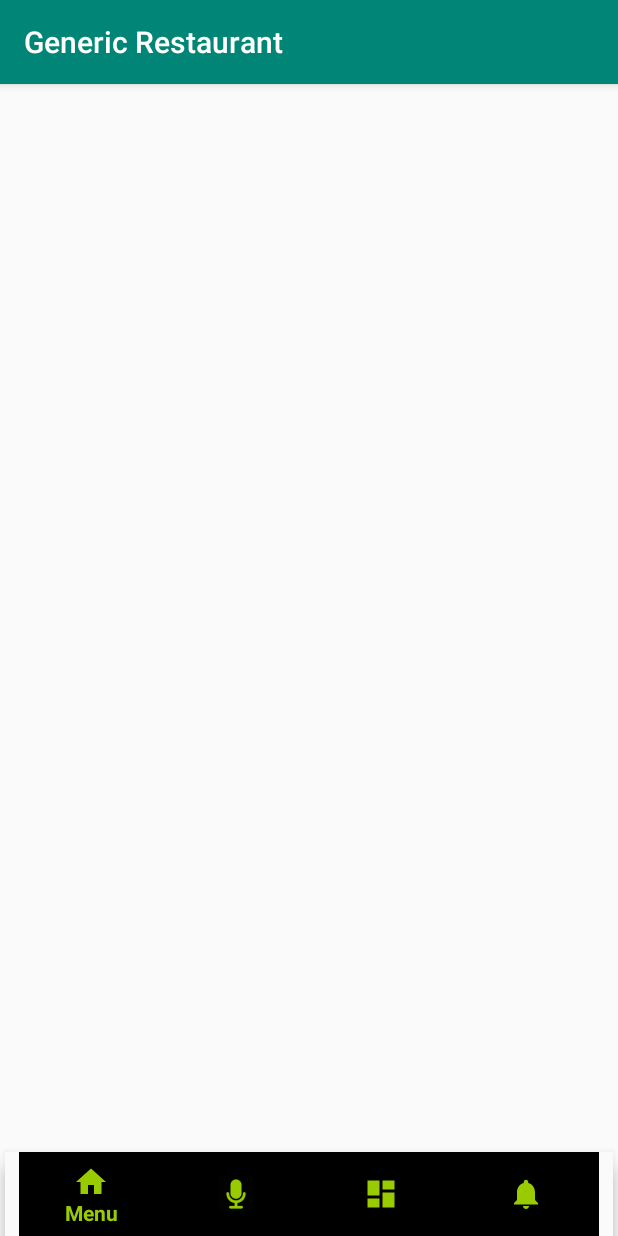
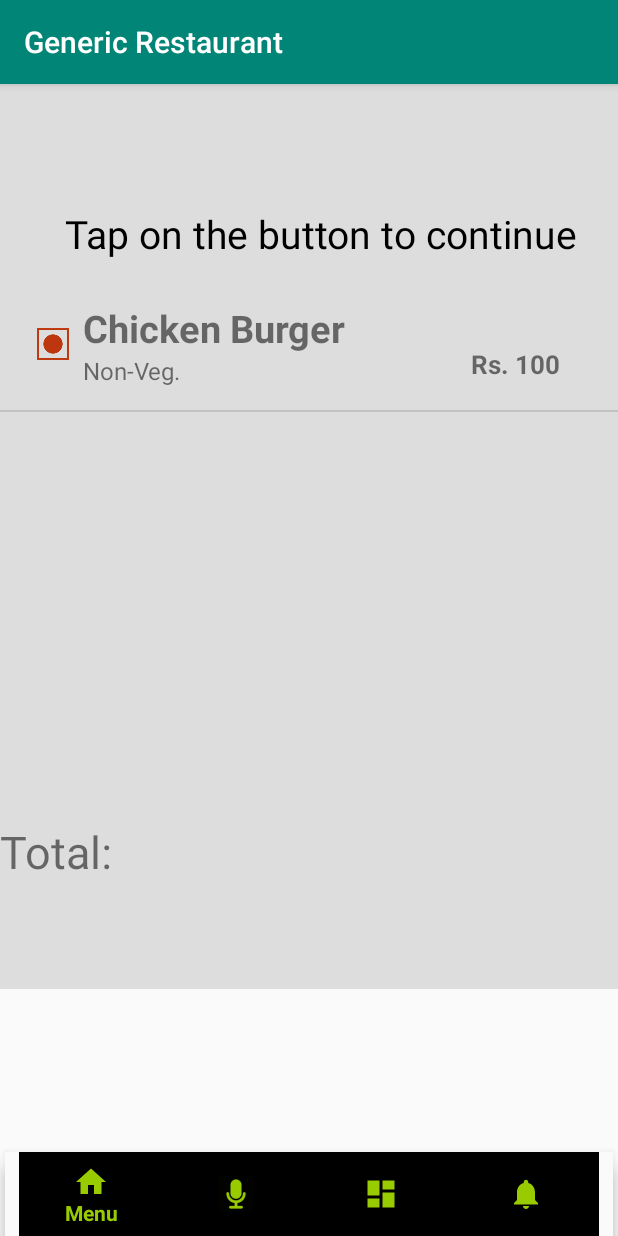
Before and after one commit to deadgrudge1/GenericRestaurant, an Android app: the screen it shows after launch (MainActivity), item 2 of the bottom bar chosen, on a phone screen of 412 x 824 dp. Run offline under Robolectric (Android 15) with nearby library versions, the phone set to English and light mode, and no system bars.

Commit message:
List View in orders meun  gg boys

```diff
--- a/app/src/main/java/com/example/genericrestaurant/CustomAdapter.java
+++ b/app/src/main/java/com/example/genericrestaurant/CustomAdapter.java
@@ -2,14 +2,10 @@ package com.example.genericrestaurant;
 
 
 import android.content.Context;
-import android.support.design.widget.Snackbar;
 import android.view.LayoutInflater;
 import android.view.View;
 import android.view.ViewGroup;
-import android.view.animation.Animation;
-import android.view.animation.AnimationUtils;
 import android.widget.ArrayAdapter;
-import android.widget.ImageView;
 import android.widget.TextView;
 
 import java.util.ArrayList;
@@ -28,7 +24,7 @@ public class CustomAdapter extends ArrayAdapter<MenuCard>{
     }
 
     public CustomAdapter(ArrayList<MenuCard> data, Context context) {
-        super(context, R.layout.menu_item, data);
+        super(context, R.layout.food_item, data);
         this.menuCardsdata = data;
         this.mContext=context;
 
@@ -50,7 +46,7 @@ public class CustomAdapter extends ArrayAdapter<MenuCard>{
 
             viewHolder = new ViewHolder();
             LayoutInflater inflater = LayoutInflater.from(getContext());
-            convertView = inflater.inflate(R.layout.menu_item, parent, false);
+            convertView = inflater.inflate(R.layout.food_item, parent, false);
             viewHolder.foodName = (TextView) convertView.findViewById(R.id.foodname);
             viewHolder.foodType = (TextView) convertView.findViewById(R.id.foodtype);
             viewHolder.foodCost = (TextView) convertView.findViewById(R.id.foodcost);
--- a/app/src/main/java/com/example/genericrestaurant/fragment_menu.java
+++ b/app/src/main/java/com/example/genericrestaurant/fragment_menu.java
@@ -27,7 +27,7 @@ public class fragment_menu extends Fragment
 
         foodAdapter = new CustomAdapter(menu,getContext());
         item1 = new MenuCard("Chicken Burger", "Rs. 100", "Non-Veg.");
-        menu.add(0,item1);
+        menu.add(item1);
         return inflater.inflate(R.layout.fragment_menu, null);
     }
 
--- a/app/src/main/java/com/example/genericrestaurant/fragment_speak.java
+++ b/app/src/main/java/com/example/genericrestaurant/fragment_speak.java
@@ -1,6 +1,7 @@
 package com.example.genericrestaurant;
 
 import android.content.ActivityNotFoundException;
+import android.content.Context;
 import android.content.Intent;
 import android.os.Bundle;
 import android.speech.RecognizerIntent;
@@ -10,14 +11,19 @@ import android.support.v4.app.Fragment;
 import android.view.LayoutInflater;
 import android.view.View;
 import android.view.ViewGroup;
+import android.widget.ListView;
 import android.widget.Toast;
 
+import java.util.ArrayList;
 import java.util.Locale;
 
 public class fragment_speak extends Fragment {
 
     private final int REQ_CODE_SPEECH_INPUT = 100;
-
+    public ListView order_list;
+    ArrayList<MenuCard> order = new ArrayList<>();
+    CustomAdapter orderAdapter ;
+    MenuCard order1;
 
 
 
@@ -36,6 +42,14 @@ public class fragment_speak extends Fragment {
     }
 
 
+    @Override
+    public void onAttach(Context context) {
+        super.onAttach(context);
+
+        order1 = new MenuCard("Chicken Burger", "Rs. 100", "Non-Veg.");
+        order.add(order1);
+
+    }
 
     @Nullable
     @Override
@@ -45,7 +59,12 @@ public class fragment_speak extends Fragment {
         final Intent mSpeechRecognizerIntent = new Intent(RecognizerIntent.ACTION_RECOGNIZE_SPEECH);
         mSpeechRecognizerIntent.putExtra(RecognizerIntent.EXTRA_LANGUAGE_MODEL, RecognizerIntent.LANGUAGE_MODEL_FREE_FORM);
         promptSpeechInput();
-        return super.onCreateView(inflater, container, savedInstanceState);
+
+
+
+
+        return inflater.inflate(R.layout.fragment_mic,null);
+
 
 
 
@@ -55,5 +74,8 @@ public class fragment_speak extends Fragment {
     public void onViewCreated(@NonNull View view, @Nullable Bundle savedInstanceState) {
         super.onViewCreated(view, savedInstanceState);
 
+        orderAdapter = new CustomAdapter(order,getContext());
+        order_list = view.findViewById(R.id.orderlist);
+        order_list.setAdapter(orderAdapter);
     }
 }
--- a/app/src/main/res/layout/fragment_mic.xml
+++ b/app/src/main/res/layout/fragment_mic.xml
@@ -1,6 +1,46 @@
 <?xml version="1.0" encoding="utf-8"?>
-<android.support.constraint.ConstraintLayout
-    xmlns:android="http://schemas.android.com/apk/res/android" android:layout_width="match_parent"
-    android:layout_height="match_parent">
+<RelativeLayout xmlns:android="http://schemas.android.com/apk/res/android"
+    xmlns:tools="http://schemas.android.com/tools"
+    android:layout_width="match_parent"
+    android:layout_height="match_parent"
+    android:background="#dddddd"
+    android:orientation="vertical" >
 
-</android.support.constraint.ConstraintLayout>
+    <TextView
+        android:id="@+id/txtSpeechInput"
+        android:layout_width="wrap_content"
+        android:layout_height="wrap_content"
+        android:layout_alignParentStart="true"
+        android:layout_alignParentTop="true"
+        android:layout_marginStart="43dp"
+        android:layout_marginTop="82dp"
+        android:text="@string/tap_on_the_button_to_continue"
+        android:textColor="@android:color/black"
+        android:textSize="26sp"
+        android:textStyle="normal"
+        android:layout_centerInParent="true"
+        />
+
+    <ListView
+        android:id="@+id/orderlist"
+        android:layout_width="match_parent"
+        android:layout_height="match_parent"
+        android:layout_alignParentStart="true"
+        android:layout_alignParentBottom="true"
+        android:layout_marginTop="130dp"
+        android:layout_marginBottom="112dp"
+        />
+
+    <TextView
+        android:id="@+id/textView"
+        android:layout_width="match_parent"
+        android:layout_height="56dp"
+        android:textSize="30dp"
+        android:layout_alignParentBottom="true"
+        android:layout_centerHorizontal="true"
+        android:layout_marginBottom="56dp"
+        android:text="Total: "
+
+        />
+
+</RelativeLayout>
```
Also changed, not shown: app/src/main/java/com/example/genericrestaurant/MainActivity.java (+1 -6 lines), app/src/main/res/layout/food_item.xml (renamed from app/src/main/res/layout/menu_item.xml).
